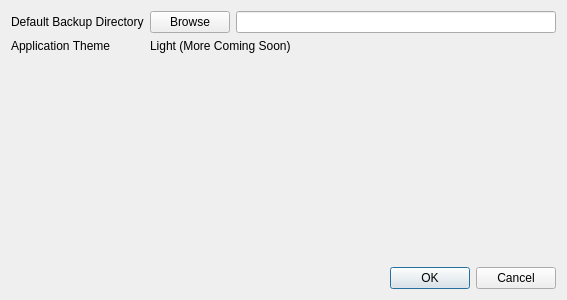
Above: GeneralBackupTool/appsettings.ui from chucklay/Gener before the change. Below: the same form after it.
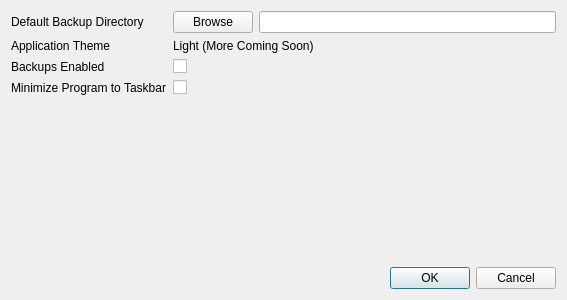
That is the form after the change.

Patch:
```diff
--- a/GeneralBackupTool/appsettings.ui
+++ b/GeneralBackupTool/appsettings.ui
@@ -51,6 +51,34 @@
        </property>
       </widget>
      </item>
+     <item row="2" column="0">
+      <widget class="QLabel" name="backups_enabled_label">
+       <property name="text">
+        <string>Backups Enabled</string>
+       </property>
+      </widget>
+     </item>
+     <item row="2" column="1">
+      <widget class="QCheckBox" name="backups_enabled_checkbox">
+       <property name="text">
+        <string/>
+       </property>
+      </widget>
+     </item>
+     <item row="3" column="0">
+      <widget class="QLabel" name="minimize_taskbar_label">
+       <property name="text">
+        <string>Minimize Program to Taskbar</string>
+       </property>
+      </widget>
+     </item>
+     <item row="3" column="1">
+      <widget class="QCheckBox" name="minimize_taskbar_checkbox">
+       <property name="text">
+        <string/>
+       </property>
+      </widget>
+     </item>
     </layout>
    </item>
    <item>
```
Left out of the diff: 3 changed lines with no effect on the pictures.
